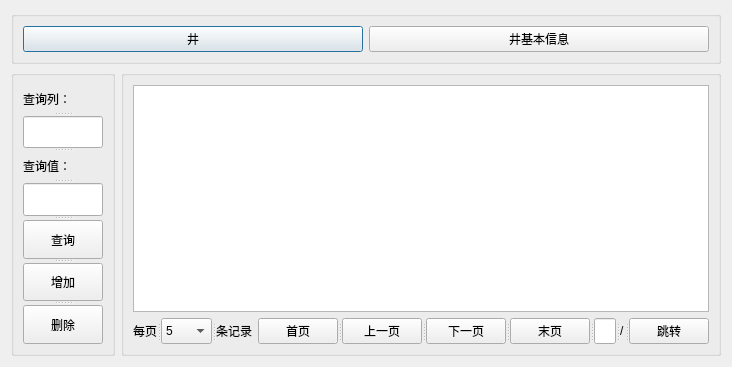
Qt form UI/UI_WELL.ui (icekittenxx/SKProject_SqlServer) before a commit.
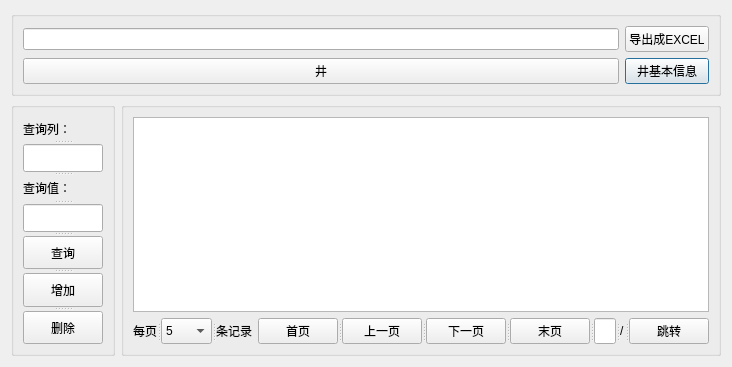
The same form after that commit.

Commit message: add export to excel

What changed in the file:
```diff
--- a/UI/UI_WELL.ui
+++ b/UI/UI_WELL.ui
@@ -6,7 +6,7 @@
    <rect>
     <x>0</x>
     <y>0</y>
-    <width>708</width>
+    <width>709</width>
     <height>367</height>
    </rect>
   </property>
@@ -20,7 +20,14 @@
       <string/>
      </property>
      <layout class="QGridLayout" name="gridLayout_3">
-      <item row="0" column="0">
+      <item row="1" column="1">
+       <widget class="QPushButton" name="SELECT_WELL_BASIC">
+        <property name="text">
+         <string>井基本信息</string>
+        </property>
+       </widget>
+      </item>
+      <item row="1" column="0">
        <widget class="QPushButton" name="SELECT_WELL">
         <property name="text">
          <string>井</string>
@@ -28,12 +35,15 @@
        </widget>
       </item>
       <item row="0" column="1">
-       <widget class="QPushButton" name="SELECT_WELL_BASIC">
+       <widget class="QPushButton" name="BUTTON_EXPORT_TO_EXCEL">
         <property name="text">
-         <string>井基本信息</string>
+         <string>导出成EXCEL</string>
         </property>
        </widget>
       </item>
+      <item row="0" column="0">
+       <widget class="QLineEdit" name="EDIT_EXCEL"/>
+      </item>
      </layout>
     </widget>
    </item>
```
The commit also changes 7 other files.
